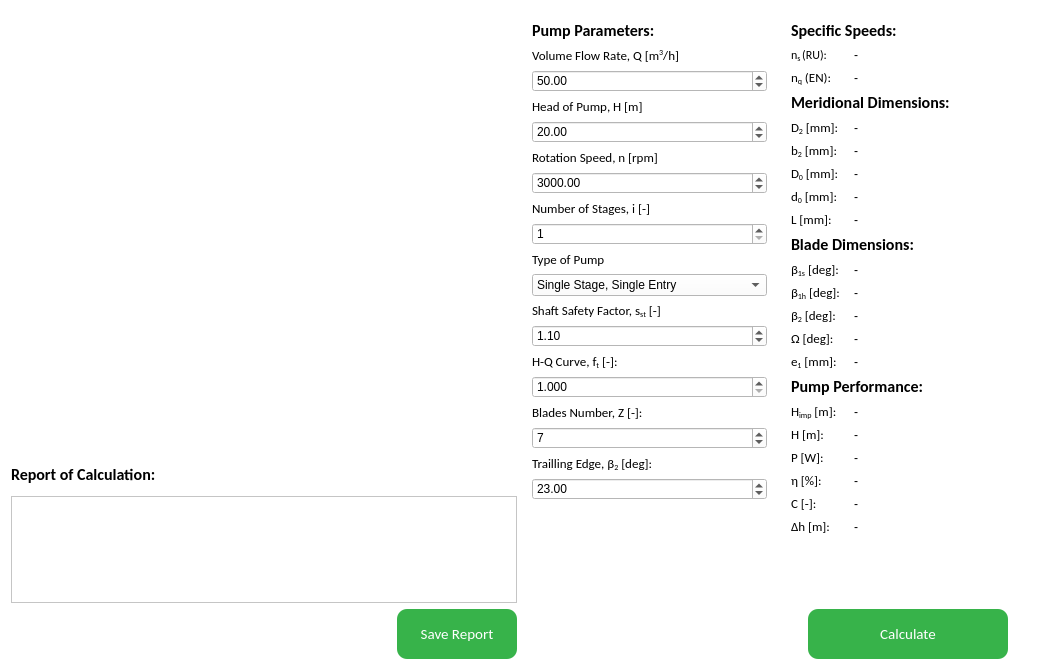
Above: src/ui/components/partswidgets/impellerwidget/impellerwidget.ui from 20jeka08/centrifugal-pump-calc before the change. Below: the same form after it.
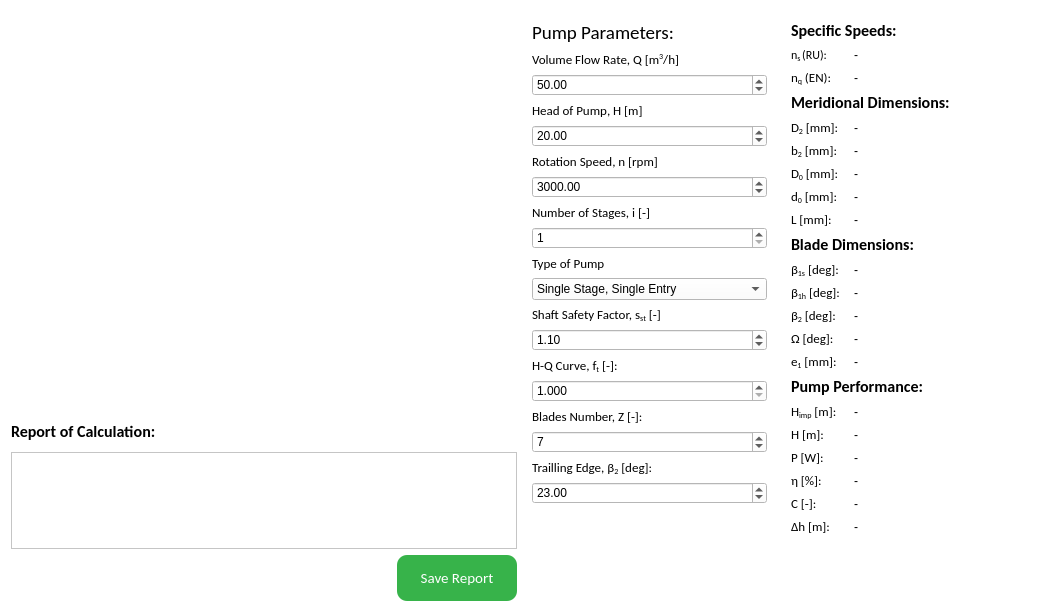
That is the form after the change. Icons and pictures are not drawn.

Commit message: changes in structure, some additions in stator vanes widget

The edit to the form file:
```diff
--- a/src/ui/components/partswidgets/impellerwidget/impellerwidget.ui
+++ b/src/ui/components/partswidgets/impellerwidget/impellerwidget.ui
@@ -7,7 +7,7 @@
     <x>0</x>
     <y>0</y>
     <width>1046</width>
-    <height>670</height>
+    <height>612</height>
    </rect>
   </property>
   <property name="windowTitle">
@@ -175,7 +175,7 @@
         <x>0</x>
         <y>0</y>
         <width>253</width>
-        <height>648</height>
+        <height>590</height>
        </rect>
       </property>
       <layout class="QVBoxLayout" name="verticalLayout_4">
@@ -184,11 +184,15 @@
          <property name="font">
           <font>
            <family>Calibri</family>
-           <pointsize>12</pointsize>
-           <weight>75</weight>
-           <bold>true</bold>
+           <pointsize>14</pointsize>
+           <weight>9</weight>
+           <italic>false</italic>
+           <bold>false</bold>
           </font>
          </property>
+         <property name="styleSheet">
+          <string notr="true">font: 75 14pt &quot;Calibri&quot;;</string>
+         </property>
          <property name="text">
           <string>Pump Parameters:</string>
          </property>
@@ -458,7 +462,7 @@
     </widget>
    </item>
    <item>
-    <layout class="QVBoxLayout" name="verticalLayout" stretch="92,8">
+    <layout class="QVBoxLayout" name="verticalLayout" stretch="92">
      <item>
       <widget class="QScrollArea" name="scrollArea_2">
        <property name="frameShape">
@@ -474,7 +478,7 @@
         <property name="geometry">
          <rect>
           <x>0</x>
-          <y>-67</y>
+          <y>0</y>
           <width>229</width>
           <height>655</height>
          </rect>
@@ -933,83 +937,6 @@
        </widget>
       </widget>
      </item>
-     <item>
-      <layout class="QHBoxLayout" name="horizontalLayout_3">
-       <item>
-        <widget class="QPushButton" name="calculatePushButton">
-         <property name="sizePolicy">
-          <sizepolicy hsizetype="Fixed" vsizetype="Fixed">
-           <horstretch>0</horstretch>
-           <verstretch>0</verstretch>
-          </sizepolicy>
-         </property>
-         <property name="minimumSize">
-          <size>
-           <width>0</width>
-           <height>0</height>
-          </size>
-         </property>
-         <property name="maximumSize">
-          <size>
-           <width>200</width>
-           <height>50</height>
-          </size>
-         </property>
-         <property name="sizeIncrement">
-          <size>
-           <width>0</width>
-           <height>0</height>
-          </size>
-         </property>
-         <property name="font">
-          <font>
-           <family>Calibri</family>
-           <pointsize>11</pointsize>
-           <weight>50</weight>
-           <bold>false</bold>
-          </font>
-         </property>
-         <property name="cursor">
-          <cursorShape>PointingHandCursor</cursorShape>
-         </property>
-         <property name="layoutDirection">
-          <enum>Qt::LeftToRight</enum>
-         </property>
-         <property name="styleSheet">
-          <string notr="true">QPushButton {
-	background-color: rgb(55, 179, 74);
-	color: rgb(255, 255, 255);
-	border: none;
-	border-radius: 10px
-}
-
-QPushButton:hover {
-	background-color: rgb(71, 226, 90);
-}
-
-QPushButton:pressed {
-	background-color: rgb(108, 244, 121);
-}</string>
-         </property>
-         <property name="text">
-          <string>Calculate</string>
-         </property>
-         <property name="iconSize">
-          <size>
-           <width>16</width>
-           <height>16</height>
-          </size>
-         </property>
-         <property name="checkable">
-          <bool>false</bool>
-         </property>
-         <property name="autoDefault">
-          <bool>false</bool>
-         </property>
-        </widget>
-       </item>
-      </layout>
-     </item>
     </layout>
    </item>
   </layout>
```
The commit also changes 7 other files.
